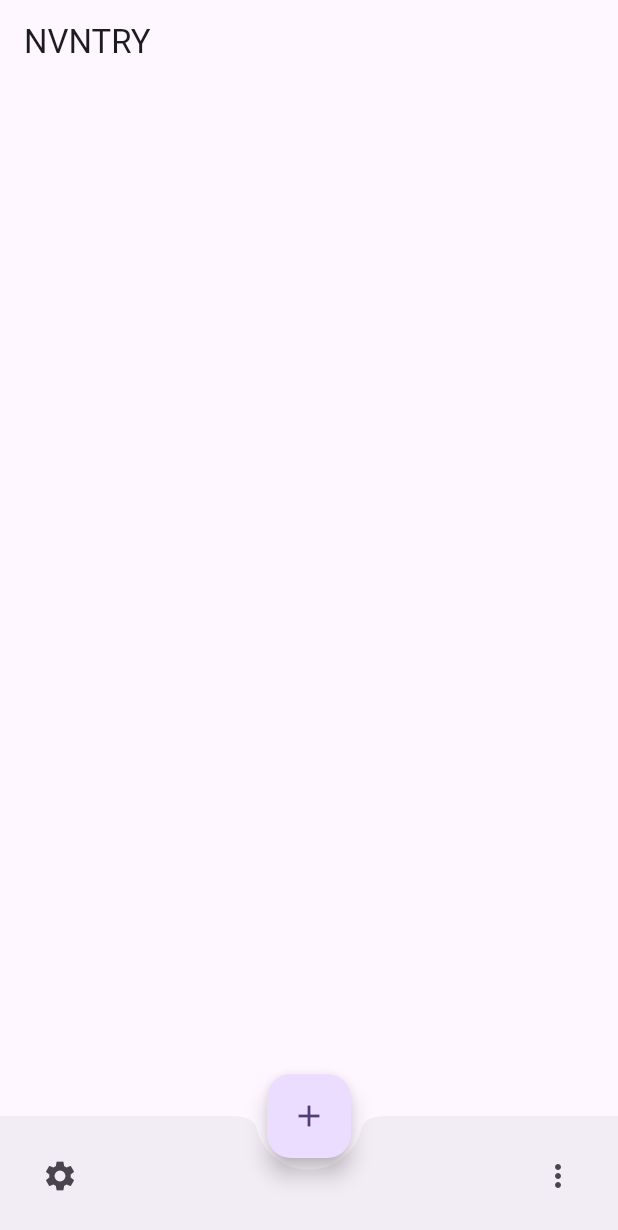
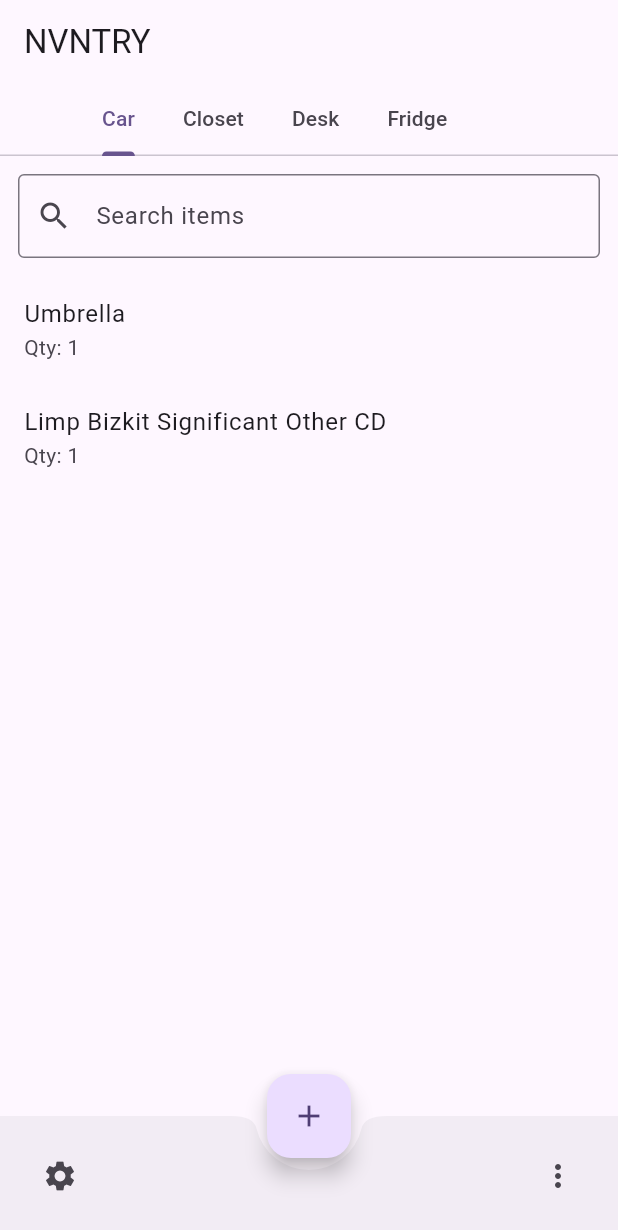
Before and after one commit to dausenm/nvntry, a Flutter app: the screen it shows after launch, on a phone screen of 412 x 824 dp. Shown: the top 1230 px of the screen. Run offline on Flutter 3.47's test engine with Material 3 defaults, Android fonts, the phone set to English and light mode, and no system bars; our stand-ins replace hive, hive_flutter; accounts and stored records are empty.

Commit message:
added search, automated data population when opening an empty app

```diff
--- a/lib/screens/home_screen.dart
+++ b/lib/screens/home_screen.dart
@@ -20,6 +20,51 @@ class _HomeScreenState extends State<HomeScreen> {
   void initState() {
     super.initState();
     _inventoryBox = Hive.box<Item>('inventory');
+
+    if (_inventoryBox.isEmpty) {
+      _addTestItems();
+    }
+  }
+
+  void _addTestItems() {
+    final testItems = [
+      Item(id: '1', name: 'Milk', category: 'Fridge', quantity: 1),
+      Item(id: '2', name: 'Eggs', category: 'Fridge', quantity: 12),
+      Item(id: '3', name: 'Socks', category: 'Closet', quantity: 5),
+      Item(id: '4', name: 'Notebook', category: 'Desk', quantity: 3),
+      Item(id: '5', name: 'Umbrella', category: 'Car', quantity: 1),
+      Item(
+        id: '6',
+        name: 'Limp Bizkit Significant Other CD',
+        category: 'Car',
+        quantity: 1,
+      ),
+      Item(
+        id: '7',
+        name: 'Pilot Precise V5 RT',
+        category: 'Desk',
+        quantity: 13,
+      ),
+      Item(id: '8', name: 'Vans Sk8 Hi', category: 'Closet', quantity: 1),
+      Item(id: '9', name: 'Ketchup', category: 'Fridge', quantity: 1),
+      Item(id: '10', name: 'Kraft Singles', category: 'Fridge', quantity: 21),
+      Item(
+        id: '11',
+        name: 'White Carhartt T-Shirt',
+        category: 'Closet',
+        quantity: 1,
+      ),
+      Item(
+        id: '12',
+        name: 'Black Carhartt T-Shirt',
+        category: 'Closet',
+        quantity: 2,
+      ),
+    ];
+
+    for (var item in testItems) {
+      _inventoryBox.put(item.id, item);
+    }
   }
 
   Future<void> _addNewItem() async {
@@ -78,17 +123,41 @@ class _HomeScreenState extends State<HomeScreen> {
             tabs: categories.map((cat) => Tab(text: cat)).toList(),
           ),
         ),
-        body: TabBarView(
+        body: Column(
+          children: [
+            Padding(
+              padding: const EdgeInsets.all(12.0),
+              child: TextField(
+                decoration: const InputDecoration(
+                  labelText: 'Search items',
+                  prefixIcon: Icon(Icons.search),
+                  border: OutlineInputBorder(),
+                ),
+                onChanged: (value) {
+                  setState(() {
+                    _searchQuery = value;
+                  });
+                },
+              ),
+            ),
+            Expanded(
+              child: TabBarView(
                 children:
                     categories.map((category) {
                       final items =
                           allItems
-                        .where((item) => item.category == category)
+                              .where(
+                                (item) =>
+                                    item.category == category &&
+                                    item.name.toLowerCase().contains(
+                                      _searchQuery.toLowerCase(),
+                                    ),
+                              )
                               .toList();
 
                       if (items.isEmpty) {
                         return const Center(
-                    child: Text('No items in this category.'),
+                          child: Text('No matching items in this category.'),
                         );
                       }
 
@@ -102,8 +171,13 @@ class _HomeScreenState extends State<HomeScreen> {
                             background: Container(
                               color: Colors.red,
                               alignment: Alignment.centerRight,
-                        padding: const EdgeInsets.symmetric(horizontal: 20),
-                        child: const Icon(Icons.delete, color: Colors.white),
+                              padding: const EdgeInsets.symmetric(
+                                horizontal: 20,
+                              ),
+                              child: const Icon(
+                                Icons.delete,
+                                color: Colors.white,
+                              ),
                             ),
                             onDismissed: (_) => _deleteItem(item.id),
                             child: ListTile(
@@ -115,6 +189,9 @@ class _HomeScreenState extends State<HomeScreen> {
                         },
                       );
                     }).toList(),
+              ),
+            ),
+          ],
         ),
         floatingActionButton: FloatingActionButton(
           onPressed: _addNewItem,
```
Lines whose indentation alone changed are shown as unchanged.
